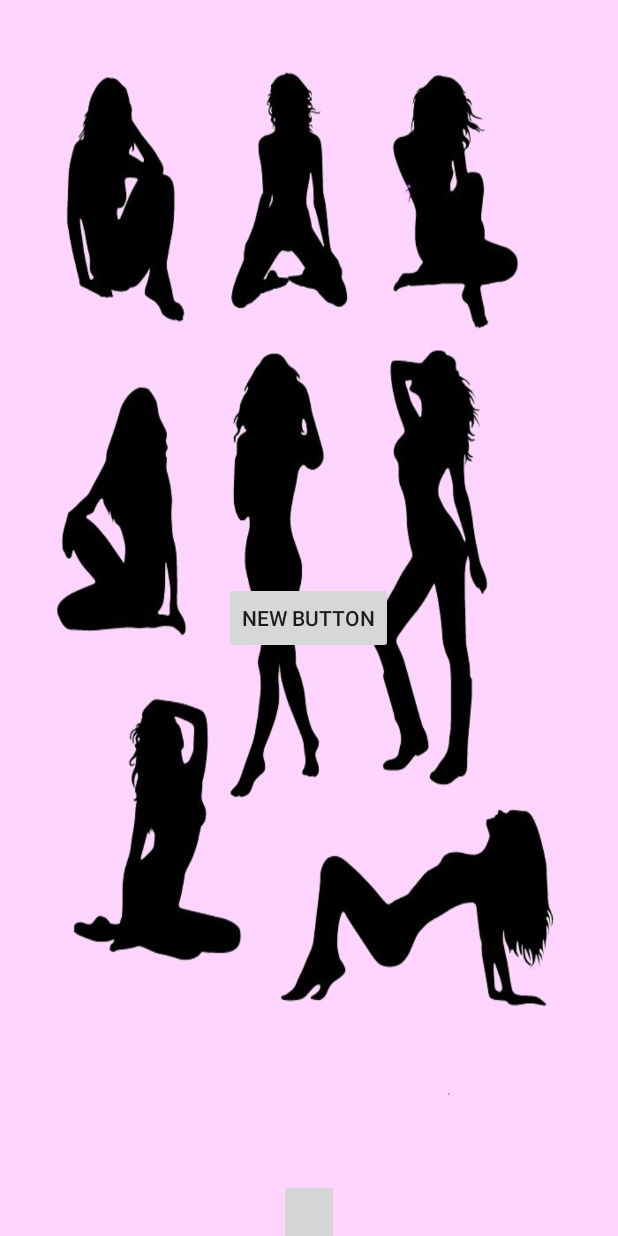
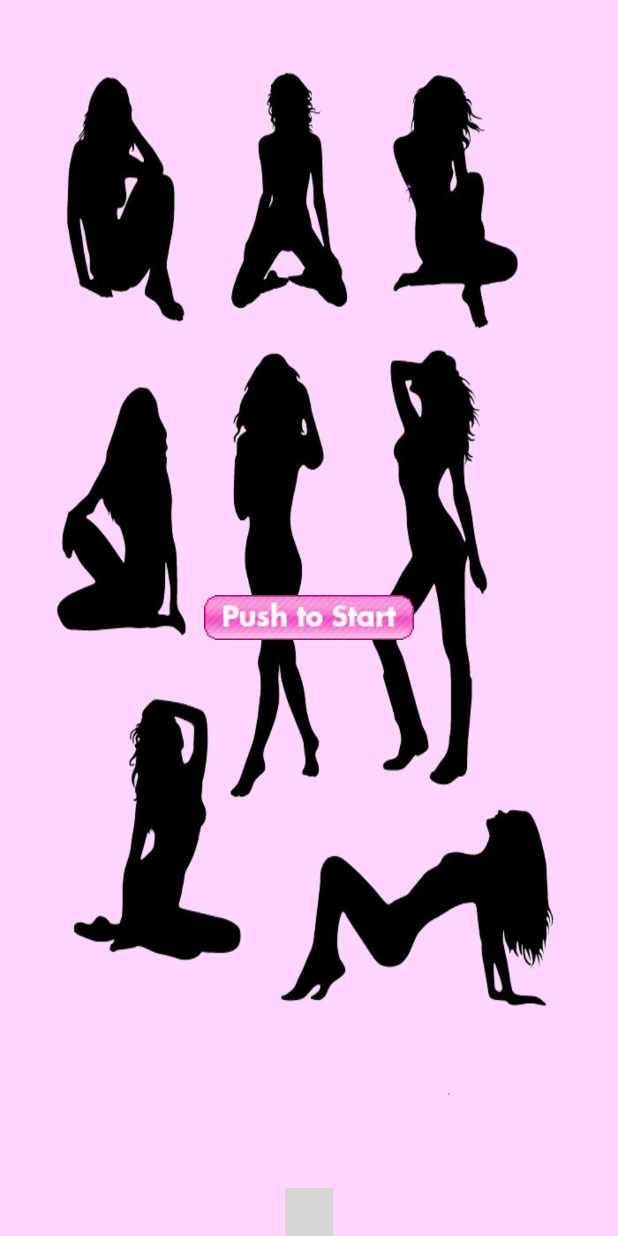
Before and after one commit to Kosutte-Sukashite/Kosutte-Sukashite-KzCREW.ver-, an Android app: the screen it shows after launch (MainActivity), on a phone screen of 412 x 824 dp. Run offline under Robolectric (Android 15) with nearby library versions, the phone set to English and light mode, and no system bars; plain views replace ImobileInlineView; grey boxes are pictures that could not be loaded.

Commit message:
ImageButton編集

```diff
--- a/app/src/main/java/slj/myapplication/MainActivity.java
+++ b/app/src/main/java/slj/myapplication/MainActivity.java
@@ -8,13 +8,14 @@ import android.widget.Button;
 import android.view.View.OnClickListener;
 import android.media.SoundPool;
 import android.media.AudioManager;
+import android.widget.ImageButton;
 
 public class MainActivity extends Activity implements OnClickListener {
         /**
          * Called when the activity is first created.
          */
 
-        private Button button_segue;
+        private ImageButton button_segue;
         private SoundPool mSePlayer;
         private int[] mSound = new int[5];
 
@@ -23,7 +24,7 @@ public class MainActivity extends Activity implements OnClickListener {
             super.onCreate(savedInstanceState);
             setContentView(R.layout.activity_main);
 
-            button_segue = (Button) findViewById(R.id.button_segue);
+            button_segue = (ImageButton) findViewById(R.id.button_segue);
             button_segue.setOnClickListener(this);
 
             mSePlayer = new SoundPool(1, AudioManager.STREAM_MUSIC, 0);
--- a/app/src/main/res/layout/activity_main.xml
+++ b/app/src/main/res/layout/activity_main.xml
@@ -5,12 +5,13 @@
     tools:context=".MainActivity"
     android:background="@drawable/w_main">
 
-    <Button
+    <ImageButton
         android:layout_width="wrap_content"
         android:layout_height="wrap_content"
-        android:text="New Button"
         android:id="@+id/button_segue"
         android:onClick="onClick"
+        android:src="@drawable/start"
+        android:background="#00000000"
         android:layout_centerInParent="true" />
 
 
```
